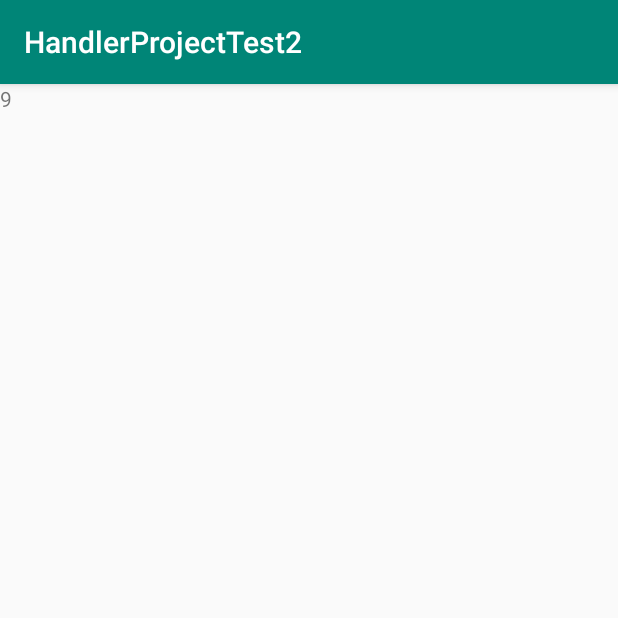
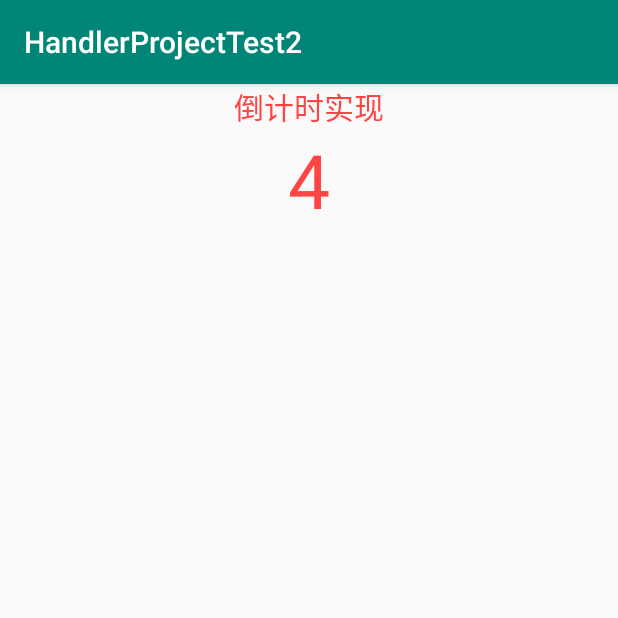
Before and after one commit to iqiqiya/HandlerProjectTest2, an Android app: the screen it shows after launch (MainActivity), on a phone screen of 412 x 824 dp, the top half of it. Run offline under Robolectric (Android 15) with nearby library versions, the phone set to English and light mode, and no system bars.

Commit message:
解决了handler内存泄露的问题

```diff
--- a/app/src/main/java/iqiqiya/lanlana/handlerprojecttest2/MainActivity.java
+++ b/app/src/main/java/iqiqiya/lanlana/handlerprojecttest2/MainActivity.java
@@ -2,38 +2,82 @@ package iqiqiya.lanlana.handlerprojecttest2;
 
 import androidx.appcompat.app.AppCompatActivity;
 import android.os.Bundle;
+import android.os.CountDownTimer;
 import android.os.Handler;
 import android.os.Message;
 import android.widget.TextView;
 
+import java.lang.ref.WeakReference;
+
 public class MainActivity extends AppCompatActivity {
 
+    /**
+     * 倒计时标记handle code.
+     */
+
     public static final int COUNTDOWN_TIME_CODE = 100001;
+
     public static final int DELAY_MILLIS = 1000;
+    public static final int MAX_COUNT = 10;
+    private TextView mCountdownTimeTextView;
 
     @Override
     protected void onCreate(Bundle savedInstanceState) {
         super.onCreate(savedInstanceState);
         setContentView(R.layout.activity_main);
 
-        final TextView countdownTimeTextView = findViewById(R.id.countdownTimeTextView);
+        // 得到控件
+        mCountdownTimeTextView = findViewById(R.id.countdownTimeTextView);
 
-        // 解决内存泄露的情况
-        Handler handler = new Handler(){
+        // 解决内存泄露的情况  重新创建一个静态的
+
+        // 创建了一个handler.
+        CountdownTimeHandler handler = new CountdownTimeHandler(this);
+
+        // 创建message.
+        Message message = Message.obtain();
+        message.what = COUNTDOWN_TIME_CODE;
+        message.arg1 = MAX_COUNT;
+
+        // 第一次发送message.
+        handler.sendMessageDelayed(message, DELAY_MILLIS);
+        // 每隔一秒发出信息
+    }
+
+       // 通过弱引用  不用的时候  会自动销毁
+        public static class CountdownTimeHandler extends Handler {
+
+            final WeakReference<MainActivity> mWeakReference;
+            static final int MIN_COUNT = 0;
+
+            public CountdownTimeHandler(MainActivity activity) {
+                mWeakReference = new WeakReference<>(activity);
+            }
+
             @Override
             public void handleMessage(Message msg) {
                 super.handleMessage(msg);
-                if (msg != null && msg.what == COUNTDOWN_TIME_CODE) {
-                    countdownTimeTextView.setText(String.valueOf(9));
+
+                MainActivity activity = mWeakReference.get();
+
+                switch (msg.what) {
+                    case COUNTDOWN_TIME_CODE:
+
+                        int value = msg.arg1;
+
+                        activity.mCountdownTimeTextView.setText(String.valueOf(value--));
+
+                        // 这里不能复用msg 会闪退  要重新从Message池里拿
+
+                        // 循环进行消息控制
+                        if (value >= MIN_COUNT){
+                            Message message = Message.obtain();
+                            message.what = COUNTDOWN_TIME_CODE;
+                            message.arg1 = value;
+                            sendMessageDelayed(message,DELAY_MILLIS);
+                        }
+                        break;
                 }
             }
-        };
-
-        Message message = Message.obtain();
-        message.what = COUNTDOWN_TIME_CODE;
-
-        handler.sendMessageDelayed(message, DELAY_MILLIS);
-        // 每隔一秒发出信息
-
+        }
     }
-}
--- a/app/src/main/res/layout/activity_main.xml
+++ b/app/src/main/res/layout/activity_main.xml
@@ -1,16 +1,28 @@
 <?xml version="1.0" encoding="utf-8"?>
-<RelativeLayout
+<LinearLayout
     xmlns:android="http://schemas.android.com/apk/res/android"
     xmlns:tools="http://schemas.android.com/tools"
     xmlns:app="http://schemas.android.com/apk/res-auto"
     android:layout_width="match_parent"
     android:layout_height="match_parent"
+    android:orientation="vertical"
     tools:context=".MainActivity">
+
+    <TextView
+        android:layout_width="wrap_content"
+        android:layout_height="wrap_content"
+        android:layout_gravity="center"
+        android:text="倒计时实现"
+        android:textColor="@android:color/holo_red_light"
+        android:textSize="20dp" />
 
     <TextView
         android:id="@+id/countdownTimeTextView"
         android:layout_width="wrap_content"
         android:layout_height="wrap_content"
-        android:text="@string/maxTime"/>
+        android:layout_gravity="center"
+        android:text="@string/maxTime"
+        android:textColor="@android:color/holo_red_light"
+        android:textSize="50dp" />
 
-</RelativeLayout>
+</LinearLayout>
```
Also changed, not shown: 2 other files.
